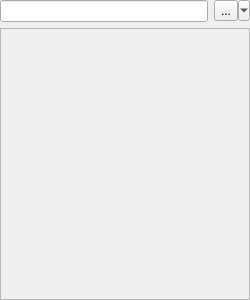
Qt form notelistview.ui (Tunous/KanaNotes) before a commit.
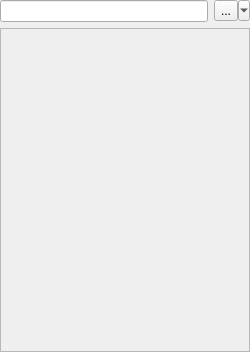
The same form after that commit. Icons and pictures are not drawn.

What changed in the file:
```diff
--- a/notelistview.ui
+++ b/notelistview.ui
@@ -7,7 +7,7 @@
     <x>0</x>
     <y>0</y>
     <width>250</width>
-    <height>300</height>
+    <height>352</height>
    </rect>
   </property>
   <property name="minimumSize">
@@ -81,7 +81,7 @@
         <x>0</x>
         <y>0</y>
         <width>246</width>
-        <height>255</height>
+        <height>307</height>
        </rect>
       </property>
       <layout class="QVBoxLayout" name="verticalLayout_2">
```
Left out of the diff: 6 changed lines with no effect on the pictures.
